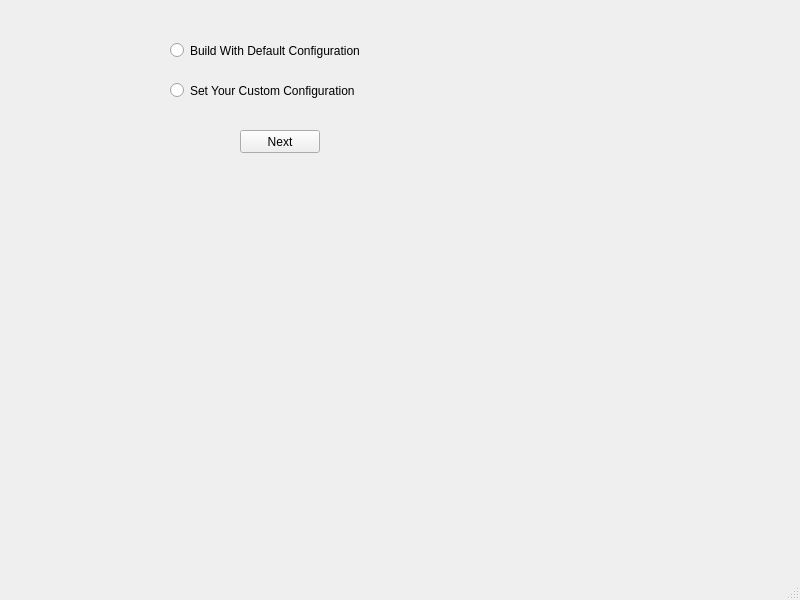
Old version of the form selectconfig.ui in the repository kishangondaliya/obs.
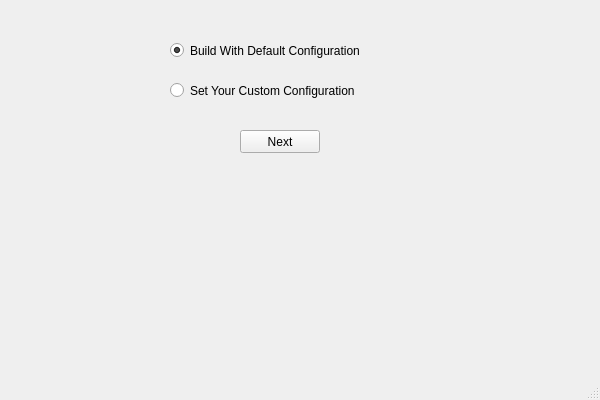
New version of the form.

Commit message: Update ui of feeds and selectconfig

```diff
--- a/selectconfig.ui
+++ b/selectconfig.ui
@@ -6,8 +6,8 @@
    <rect>
     <x>0</x>
     <y>0</y>
-    <width>800</width>
-    <height>600</height>
+    <width>600</width>
+    <height>400</height>
    </rect>
   </property>
   <property name="windowTitle">
@@ -19,20 +19,23 @@
      <rect>
       <x>170</x>
       <y>40</y>
-      <width>241</width>
+      <width>261</width>
       <height>21</height>
      </rect>
     </property>
     <property name="text">
      <string>Build With Default Configuration</string>
     </property>
+    <property name="checked">
+     <bool>true</bool>
+    </property>
    </widget>
    <widget class="QRadioButton" name="custom_config_radioButton">
     <property name="geometry">
      <rect>
       <x>170</x>
       <y>80</y>
-      <width>231</width>
+      <width>271</width>
       <height>21</height>
      </rect>
     </property>
```
Left out of the diff: 4 changed lines with no effect on the pictures. The commit also changes 1 other file.
